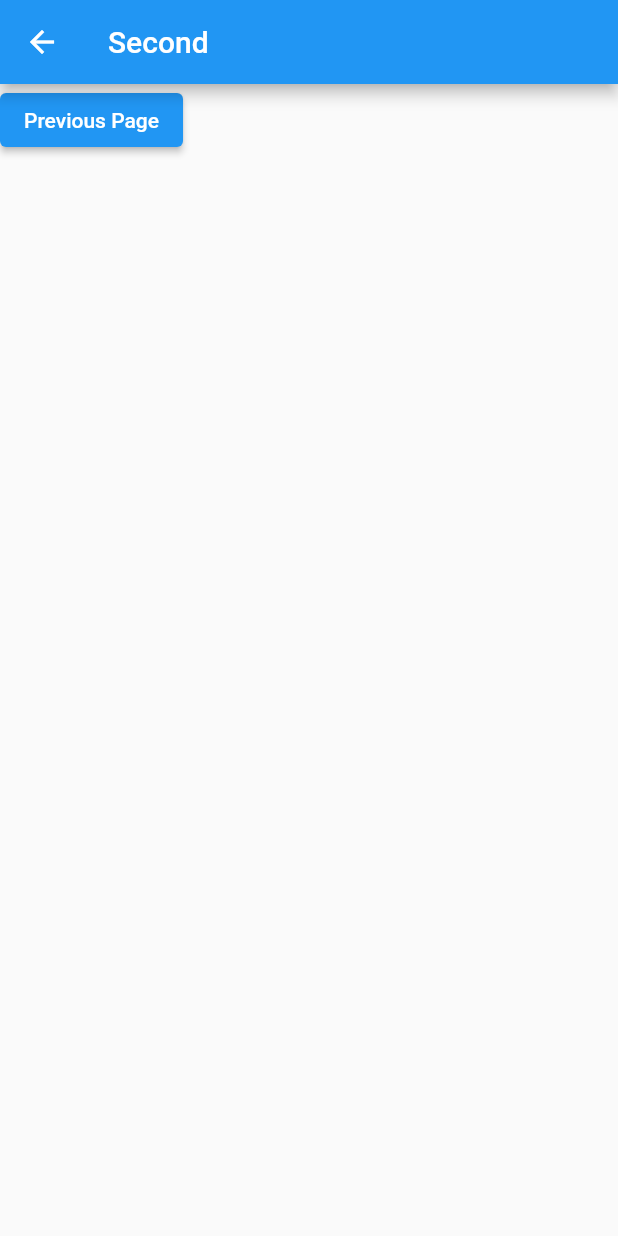
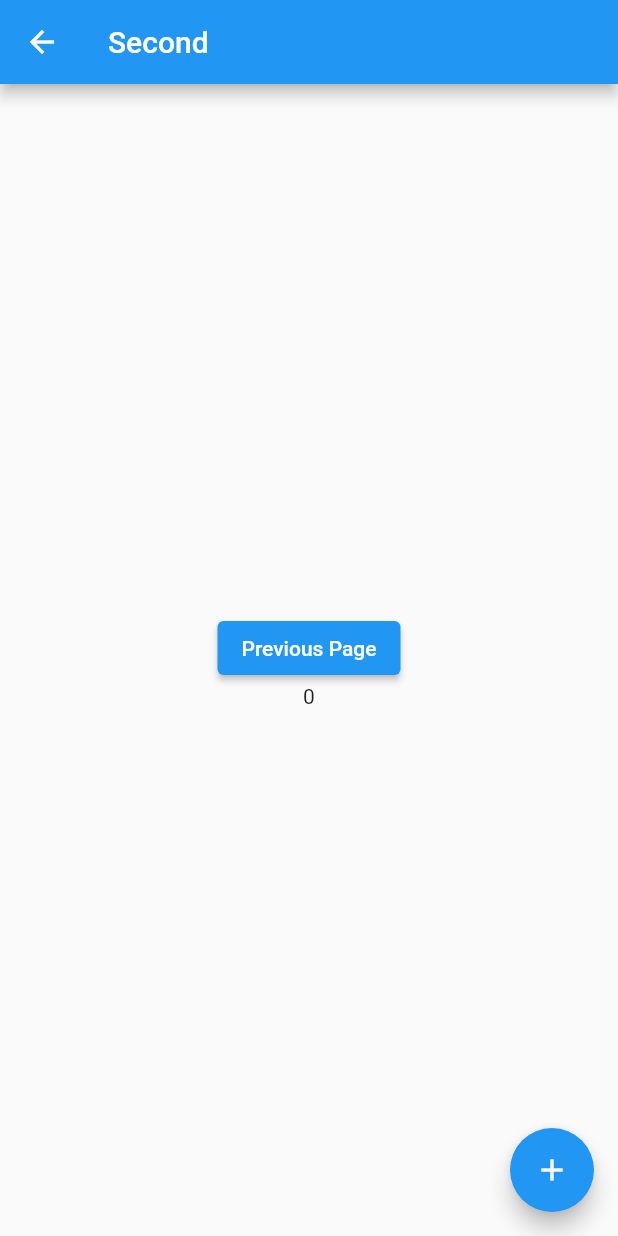
Before and after one commit to devbomu/opensrc_4, a Flutter app: the screen it shows after launch, after a tap on "Next Page", on a phone screen of 412 x 824 dp. Run offline on Flutter 3.47's test engine with Material 2 defaults, Android fonts, the phone set to English and light mode, and no system bars.

Commit message:
Initial Commit

```diff
--- /dev/null
+++ b/lib/counter.dart
@@ -0,0 +1,10 @@
+import 'package:flutter/material.dart';
+
+class Counter extends ChangeNotifier{
+  int number = 0;
+
+  void add(){
+    number++;
+    notifyListeners();
+  }
+}
--- a/lib/first_page.dart
+++ b/lib/first_page.dart
@@ -1,26 +1,38 @@
 import 'package:flutter/material.dart';
 import 'second_page.dart';
 import 'student.dart';
+import 'package:provider/provider.dart';
+import 'counter.dart';
 
 class FirstPage extends StatelessWidget {
-  const FirstPage({Key? key}) : super(key: key);
-
+  var cnt;
   @override
   Widget build(BuildContext context) {
+    cnt = Provider.of<Counter>(context, listen: true);
     return Scaffold(
       appBar: AppBar(
         title: const Text('First'),
       ),
-      body: ElevatedButton(
-        child: const Text('Next Page'),
-        onPressed: () async {
-          final result = await Navigator.pushNamed(
-              context,
-              '/second',
-              arguments: Student('Gil-Dong', 15, 20220151),
-          ) as Student;
-          print('in FirstPage: ${result.name}');
+      body: Column(
+        mainAxisAlignment: MainAxisAlignment.center,
+        children: <Widget>[
+          Center(
+            child: ElevatedButton(
+              child: Text('Next Page'),
+              onPressed: () {
+                Navigator.pushNamed(context, '/second',);
+              },
+            ),
+          ),
+          Text('${cnt.number}'),
+        ],
+      ),
+      floatingActionButton: FloatingActionButton(
+        onPressed: (){
+          cnt.add();
         },
+        child: Icon(Icons.add),
+        backgroundColor: Colors.blue,
       ),
     );
   }
--- a/lib/main.dart
+++ b/lib/main.dart
@@ -1,6 +1,8 @@
 import 'package:flutter/material.dart';
 import 'first_page.dart';
 import 'second_page.dart';
+import 'package:provider/provider.dart';
+import 'counter.dart';
 
 void main() => runApp(const MyApp());
 
@@ -9,17 +11,18 @@ class MyApp extends StatelessWidget {
 
   @override
   Widget build(BuildContext context) {
-    return MaterialApp(
+    return ChangeNotifierProvider<Counter>(
+      create: (_) => Counter(),
+      child: MaterialApp(
         title: 'Navigator Demo',
-        theme: ThemeData(
-            primarySwatch: Colors.blue
-        ),
+        theme: ThemeData(primarySwatch: Colors.blue),
         //home: const FirstPage(),
         initialRoute: '/first',
         routes: {
           '/first': (context) => FirstPage(),
           '/second': (context) => SecondPage(),
         },
+      ),
     );
   }
 }
--- a/lib/second_page.dart
+++ b/lib/second_page.dart
@@ -1,22 +1,42 @@
 import 'package:flutter/material.dart';
 import 'student.dart';
+import 'counter.dart';
+import 'package:provider/provider.dart';
 
 class SecondPage extends StatelessWidget {
+  var cnt;
   @override
   Widget build(BuildContext context) {
-    final args = ModalRoute.of(context)!.settings.arguments as Student;
-    print('in SecondPage: ${args.name}');
+    cnt = Provider.of<Counter>(context, listen: false);
     return Scaffold(
       appBar: AppBar(
         title: const Text('Second'),
       ),
-      body: ElevatedButton(
-        child: const Text('Previous Page'),
+      body: Column(
+        mainAxisAlignment: MainAxisAlignment.center,
+        children: <Widget>[
+          Center(
+            child: ElevatedButton(
+              child: Text('Previous Page'),
+              onPressed: () {
+                Navigator.pop(context,);
+              },
+            ),
+          ),
+          Consumer<Counter>(
+            builder: (context, counter, child){
+              return Text('${counter.number}');
+            },
+          ),
+        ],
+      ),
+      floatingActionButton: FloatingActionButton(
         onPressed: (){
-          final args_sec = Student('Dong-Soo', 33, 20222222);
-          Navigator.pop(context, args_sec);
+          cnt.add();
         },
-      ),
+        child: Icon(Icons.add),
+        backgroundColor: Colors.blue,
+      )
     );
   }
 }
--- a/pubspec.yaml
+++ b/pubspec.yaml
@@ -32,6 +32,7 @@ dependencies:
   flutter:
     sdk: flutter
 
+  provider: ^4.3.2
 
   # The following adds the Cupertino Icons font to your application.
   # Use with the CupertinoIcons class for iOS style icons.
```
Also changed, not shown: pubspec.lock.
